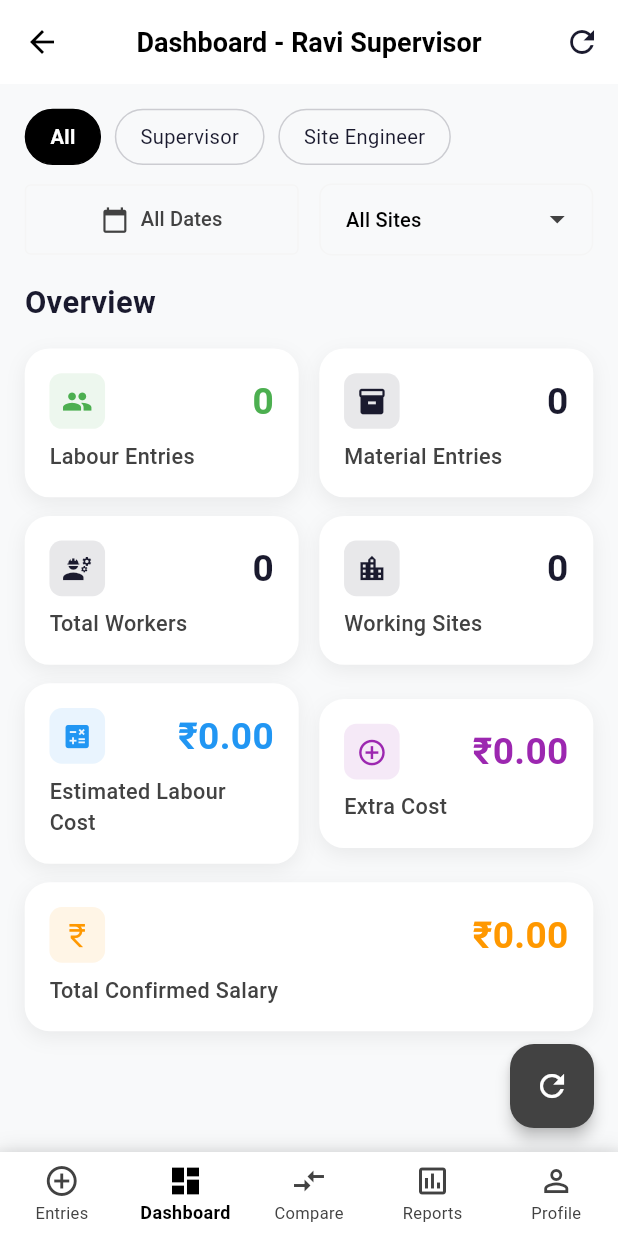
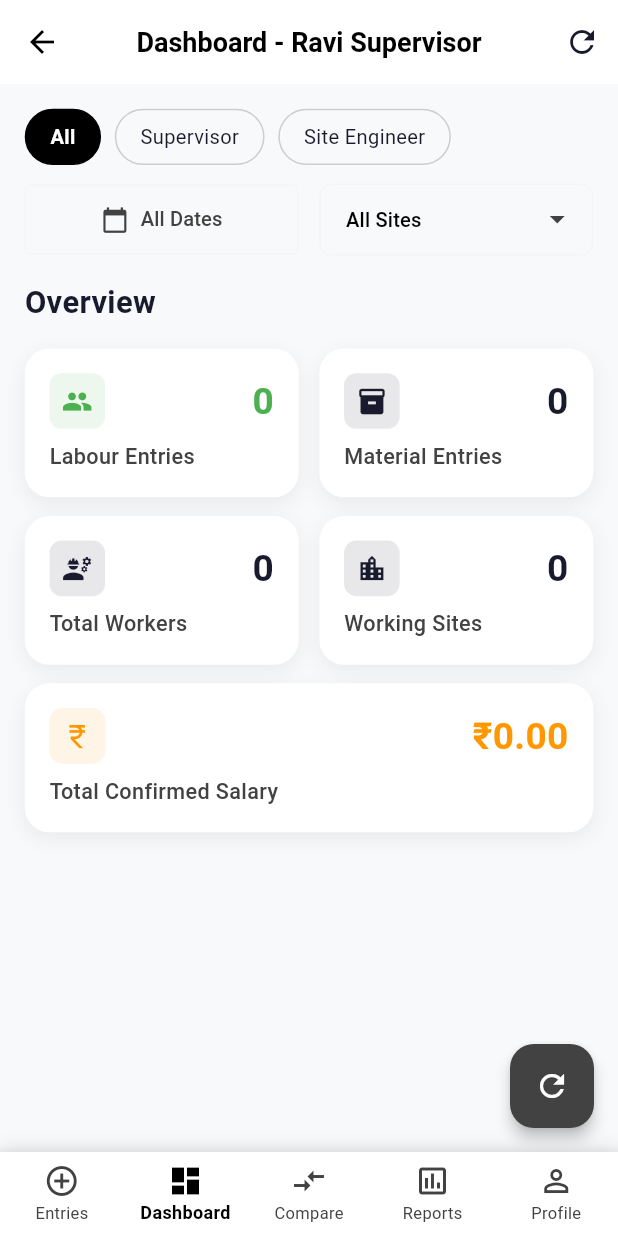
Before and after one commit to siva-dataworker/new_essentials, a Flutter app: the AccountantDashboard screen opened directly with sample values from the repository, on a phone screen of 412 x 824 dp. Run offline on Flutter 3.47's test engine with Material 3 defaults, Android fonts, the phone set to English and light mode, and no system bars; our stand-ins replace cached_network_image, file_picker, firebase_auth, flutter_screenutil, google_sign_in, image_picker and 5 more; missing offline and left inert: excel; accounts and stored records are empty; network calls fail.

Commit message:
new today

```diff
--- a/otp_phone_auth/lib/screens/accountant_dashboard.dart
+++ b/otp_phone_auth/lib/screens/accountant_dashboard.dart
@@ -662,10 +662,6 @@ class _AccountantDashboardState extends State<AccountantDashboard> {
     final totalLabourEntries = filteredLabourEntries.length;
     final totalMaterialEntries = _materialEntries.length;
     final totalWorkers = filteredLabourEntries.fold<int>(0, (sum, entry) => sum + (entry['labour_count'] as int? ?? 0));
-    final totalLabourCost = filteredLabourEntries.fold<double>(
-      0.0, (sum, entry) => sum + ((entry['total_cost'] as num?)?.toDouble() ?? 0.0));
-    final totalExtraCost = filteredLabourEntries.fold<double>(
-      0.0, (sum, entry) => sum + ((entry['extra_cost'] as num?)?.toDouble() ?? 0.0));
 
     // ── Confirmed salary from cash_entries (accountant-selected entries) ──
     // If a specific site is selected, show only that site's confirmed total.
@@ -865,30 +861,6 @@ class _AccountantDashboardState extends State<AccountantDashboard> {
                   value: workingSitesCount.toString(),
                   icon: Icons.location_city,
                   color: const Color(0xFF1A1A2E),
-                ),
-              ),
-            ],
-          ),
-
-          SizedBox(height: 12.h),
-
-          Row(
-            children: [
-              Expanded(
-                child: SummaryCard(
-                  title: 'Estimated Labour Cost',
-                  value: '₹${_formatCurrency(totalLabourCost)}',
-                  icon: Icons.calculate,
-                  color: const Color(0xFF2196F3),
-                ),
-              ),
-              SizedBox(width: 12.w),
-              Expanded(
-                child: SummaryCard(
-                  title: 'Extra Cost',
-                  value: '₹${_formatCurrency(totalExtraCost)}',
-                  icon: Icons.add_circle_outline,
-                  color: const Color(0xFF9C27B0),
                 ),
               ),
             ],
```
